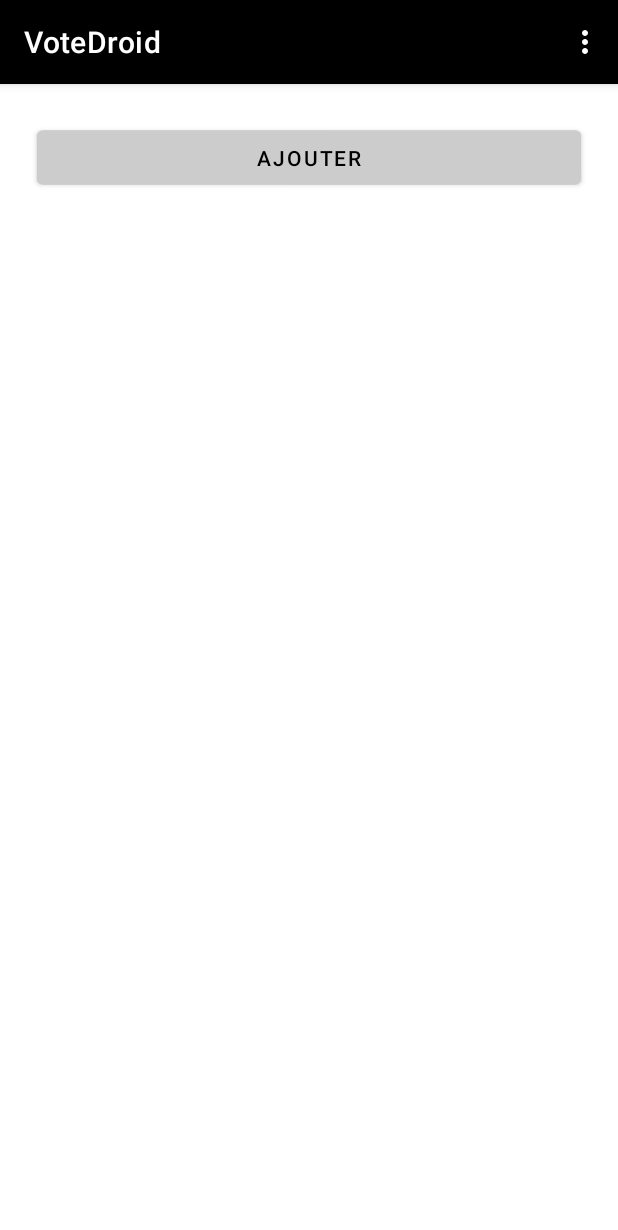
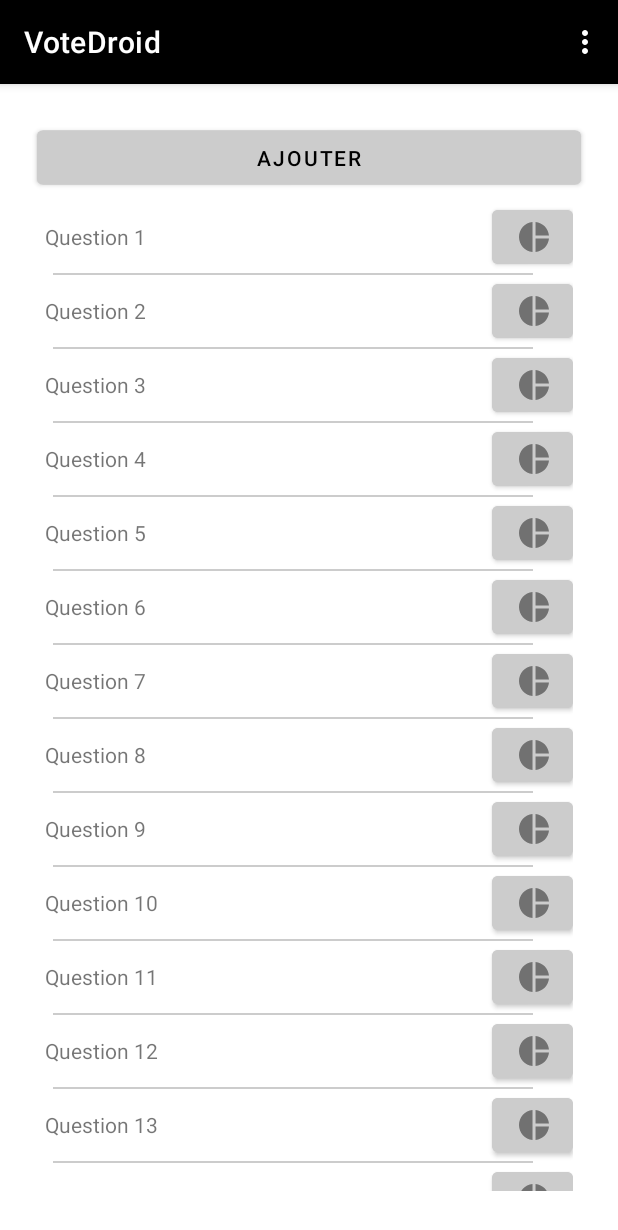
Before and after one commit to DecosteNathaniel/A21-4203N5-VoteDroid-Decoste, an Android app: the screen it shows after launch (MainActivity), on a phone screen of 412 x 824 dp. Shown: the top 1230 px of the screen. Run offline under Robolectric (Android 15) with nearby library versions, the phone set to English and light mode, and no system bars.

Commit message:
FCT Liste de questions
Ajout de la liste de questions à l'activité principale.

```diff
--- a/app/build.gradle
+++ b/app/build.gradle
@@ -36,6 +36,7 @@ dependencies {
     implementation 'androidx.appcompat:appcompat:1.3.0'
     implementation 'com.google.android.material:material:1.3.0'
     implementation 'androidx.constraintlayout:constraintlayout:2.0.4'
+    implementation 'androidx.recyclerview:recyclerview:1.0.0'
     testImplementation 'junit:junit:4.+'
     androidTestImplementation 'androidx.test.ext:junit:1.1.2'
     androidTestImplementation 'androidx.test.espresso:espresso-core:3.3.0'
--- a/app/src/main/java/com/decoste/votedroid/MainActivity.java
+++ b/app/src/main/java/com/decoste/votedroid/MainActivity.java
@@ -1,6 +1,8 @@
 package com.decoste.votedroid;
 
 import androidx.appcompat.app.AppCompatActivity;
+import androidx.recyclerview.widget.LinearLayoutManager;
+import androidx.recyclerview.widget.RecyclerView;
 
 import android.content.Intent;
 import android.os.Bundle;
@@ -13,6 +15,8 @@ import com.decoste.votedroid.databinding.ActivityMainBinding;
 
 public class MainActivity extends AppCompatActivity {
     private ActivityMainBinding binding;
+
+    QuestionAdapter adapter;
 
     @Override
     protected void onCreate(Bundle savedInstanceState) {
@@ -28,6 +32,10 @@ public class MainActivity extends AppCompatActivity {
                 startActivity(intent);
             }
         });
+
+        this.initRecycler();
+        this.remplirRecycle();
+
     }
 
     @Override
@@ -51,4 +59,24 @@ public class MainActivity extends AppCompatActivity {
                 return super.onOptionsItemSelected(item);
         }
     }
+
+    private void initRecycler(){
+        RecyclerView recyclerView = findViewById(R.id.recyclerView);
+        recyclerView.setHasFixedSize(true);
+
+        LinearLayoutManager layoutManager = new LinearLayoutManager(this);
+        recyclerView.setLayoutManager(layoutManager);
+
+        adapter = new QuestionAdapter();
+        recyclerView.setAdapter(adapter);
+    }
+
+    private void remplirRecycle(){
+        for (int i = 0; i < 20; i++){
+            Question q = new Question();
+            q.question = "Question " + (i + 1);
+            adapter.list.add(q);
+        }
+        adapter.notifyDataSetChanged();
+    }
 }
--- /dev/null
+++ b/app/src/main/java/com/decoste/votedroid/Question.java
@@ -0,0 +1,5 @@
+package com.decoste.votedroid;
+
+public class Question {
+    public String question;
+}
--- /dev/null
+++ b/app/src/main/java/com/decoste/votedroid/QuestionAdapter.java
@@ -0,0 +1,61 @@
+package com.decoste.votedroid;
+
+import android.view.LayoutInflater;
+import android.view.ViewGroup;
+import android.widget.LinearLayout;
+import android.widget.TextView;
+
+import androidx.recyclerview.widget.RecyclerView;
+
+import java.util.ArrayList;
+import java.util.List;
+
+public class QuestionAdapter extends RecyclerView.Adapter<QuestionAdapter.MyViewHolder> {
+    public List<Question> list;
+
+    // Provide a reference to the views for each data item
+    // Complex data items may need more than one view per item, and
+    // you provide access to all the views for a data item in a view holder
+    public static class MyViewHolder extends RecyclerView.ViewHolder {
+        // each data item is just a string in this case
+        public TextView tvQuestion;
+        public TextView tvButton;
+        public MyViewHolder(LinearLayout v) {
+            super(v);
+            tvQuestion = v.findViewById(R.id.tvQuestion);
+            tvButton = v.findViewById(R.id.tvButton);
+        }
+    }
+
+    // Provide a suitable constructor (depends on the kind of dataset)
+    public QuestionAdapter() {
+        list = new ArrayList<>();
+    }
+
+    // Create new views (invoked by the layout manager)
+    @Override
+    public QuestionAdapter.MyViewHolder onCreateViewHolder(ViewGroup parent,
+                                                         int viewType) {
+        // create a new view
+        LinearLayout v = (LinearLayout) LayoutInflater.from(parent.getContext())
+                .inflate(R.layout.question_item, parent, false);
+        MyViewHolder vh = new MyViewHolder(v);
+        return vh;
+    }
+
+    // Replace the contents of a view (invoked by the layout manager)
+    @Override
+    public void onBindViewHolder(MyViewHolder holder, int position) {
+        // - get element from your dataset at this position
+        // - replace the contents of the view with that element
+        Question questionCourante = list.get(position);
+        holder.tvQuestion.setText(questionCourante.question); // TODO setText sur un integer crash
+
+    }
+
+    // renvoie la taille de la liste
+    @Override
+    public int getItemCount() {
+        return list.size();
+    }
+}
--- /dev/null
+++ b/app/src/main/res/drawable-anydpi/ic_question_button.xml
@@ -0,0 +1,11 @@
+<vector xmlns:android="http://schemas.android.com/apk/res/android"
+    android:width="24dp"
+    android:height="24dp"
+    android:viewportWidth="24"
+    android:viewportHeight="24"
+    android:tint="#333333"
+    android:alpha="0.6">
+  <path
+      android:fillColor="@android:color/white"
+      android:pathData="M11,2v20c-5.07,-0.5 -9,-4.79 -9,-10s3.93,-9.5 9,-10zM13.03,2v8.99L22,10.99c-0.47,-4.74 -4.24,-8.52 -8.97,-8.99zM13.03,13.01L13.03,22c4.74,-0.47 8.5,-4.25 8.97,-8.99h-8.97z"/>
+</vector>
--- a/app/src/main/res/layout/activity_main.xml
+++ b/app/src/main/res/layout/activity_main.xml
@@ -4,7 +4,8 @@
     xmlns:android="http://schemas.android.com/apk/res/android"
     android:layout_width="match_parent"
     android:layout_height="match_parent"
-    tools:context=".MainActivity">
+    tools:context=".MainActivity"
+    android:orientation="vertical">
 
     <Button
         android:id="@+id/btnAjouter"
@@ -23,4 +24,11 @@
         app:layout_constraintTop_toTopOf="parent"
         app:layout_constraintVertical_bias="0.023" />
 
+    <androidx.recyclerview.widget.RecyclerView
+        android:id="@+id/recyclerView"
+        android:layout_margin="30dp"
+        android:layout_width="match_parent"
+        android:layout_height="match_parent"
+        />
+
 </LinearLayout>
--- /dev/null
+++ b/app/src/main/res/layout/question_item.xml
@@ -0,0 +1,37 @@
+<?xml version="1.0" encoding="utf-8"?>
+<LinearLayout xmlns:android="http://schemas.android.com/apk/res/android"
+    android:orientation="vertical" android:layout_width="match_parent"
+    android:layout_height="wrap_content" >
+
+    <LinearLayout xmlns:android="http://schemas.android.com/apk/res/android"
+        android:orientation="horizontal" android:layout_width="match_parent"
+        android:layout_height="wrap_content" >
+
+        <TextView
+            android:id="@+id/tvQuestion"
+            android:layout_width="0dp"
+            android:layout_weight="1"
+            android:layout_height="wrap_content" />
+
+        <Button
+            android:id="@+id/tvButton"
+            android:layout_width="54dp"
+            android:layout_height="wrap_content"
+            android:drawableLeft="@drawable/ic_question_button"
+            android:backgroundTint="#CCCCCC"/>
+
+    </LinearLayout>
+
+    <LinearLayout
+        android:layout_width="match_parent"
+        android:layout_height="match_parent"
+        android:orientation="vertical">
+
+        <View
+            android:layout_width="320dp"
+            android:layout_height="1dp"
+            android:background="#CCCCCC"
+            android:layout_marginLeft="5dp"/>
+    </LinearLayout>
+
+</LinearLayout>
```
Also changed, not shown: app/src/main/res/drawable-hdpi/ic_question_button.png (added), app/src/main/res/drawable-mdpi/ic_question_button.png (added), app/src/main/res/drawable-xhdpi/ic_question_button.png (added), app/src/main/res/drawable-xxhdpi/ic_question_button.png (added).
